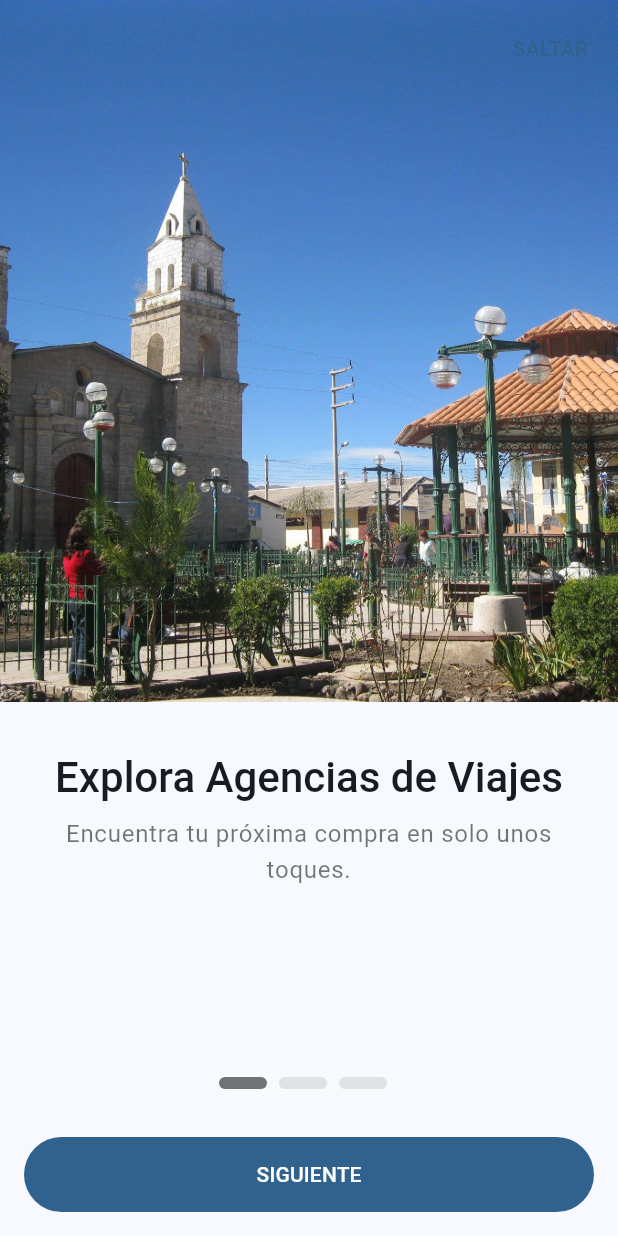
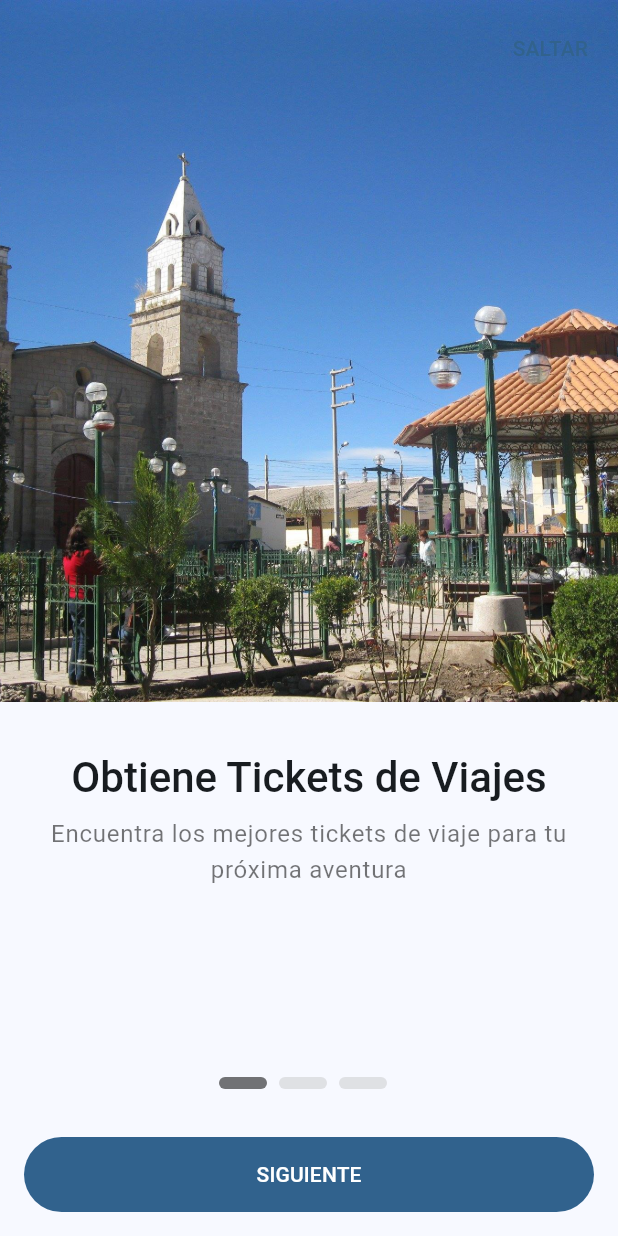
Before and after one commit to ImKaneki/ticketya_dart, a Flutter app: the screen it shows after launch, on a phone screen of 412 x 824 dp. Run offline on Flutter 3.47's test engine with Material 3 defaults, Android fonts, the phone set to English and light mode, and no system bars; our stand-ins replace go_router, sqflite; missing offline and left inert: ticketyadata, voygo; accounts and stored records are empty.

Commit message:
ajuste y oumbording editado

```diff
--- a/lib/presentation/screens/onboarding/data/data_05.dart
+++ b/lib/presentation/screens/onboarding/data/data_05.dart
@@ -6,19 +6,21 @@ final List<OnboardingModel> data05 = [
   OnboardingModel(
     color: Colors.indigo.shade100,
     image: '01.jpg',
-    title: 'Explora Agencias de Viajes',
-    description: "Encuentra tu próxima compra en solo unos toques.",
+    title: 'Obtiene Tickets de Viajes',
+    description:
+        "Encuentra los mejores tickets de viaje para tu próxima aventura",
   ),
   OnboardingModel(
     color: Colors.orange.shade100,
     image: '02.jpg',
-    title: 'Elige la Mejor Opción',
-    description: "Elige la opción que mejor se adapte a tus necesidades y presupuesto.",
+    title: 'Elige los Mejores Tickets',
+    description: "Elige el ticket adecuado a tus necesidades y presupuesto.",
   ),
   OnboardingModel(
     color: Colors.blue.shade100,
     image: '03.jpg',
-    title: 'Compra Fácil y Rápido',
-    description: "Reserva tus proximos tickets en segundos y empieza a automatizar respuetas",
+    title: 'Reserva tus tickets en segundos',
+    description:
+        "Reserva tus proximos tickets en segundos y empieza a automatizar respuetas",
   ),
 ];
--- a/lib/presentation/screens/setting/about_screen.dart
+++ b/lib/presentation/screens/setting/about_screen.dart
@@ -69,7 +69,7 @@ class AboutScreen extends StatelessWidget {
                       style: Theme.of(context).textTheme.titleSmall,
                       children: <TextSpan>[
                         TextSpan(
-                          text: 'Estudiante 01',
+                          text: 'Jose Garriazo Auccasi',
                           style: Theme.of(context).textTheme.bodyMedium,
                         ),
                       ],
@@ -78,12 +78,12 @@ class AboutScreen extends StatelessWidget {
                   const SizedBox(height: 8.0),
                   RichText(
                     text: TextSpan(
-                      text: 'Equipo de Desarrollo: ',
+                      text: 'Equipo de Desarrollo:  ',
                       style: Theme.of(context).textTheme.titleSmall,
                       children: <TextSpan>[
                         TextSpan(
                           text:
-                              'Estudiante 02, Estudiante 03, Estudiante 04, Estudiante 05',
+                              'Eber Roman Pumachahua, Ruth Castillo Huamani, Ronny Roman Astoyauri, Rocio Lobo Jacinto',
                           style: Theme.of(context).textTheme.bodyMedium,
                         ),
                       ],
```
Also changed, not shown: 2 other files.
